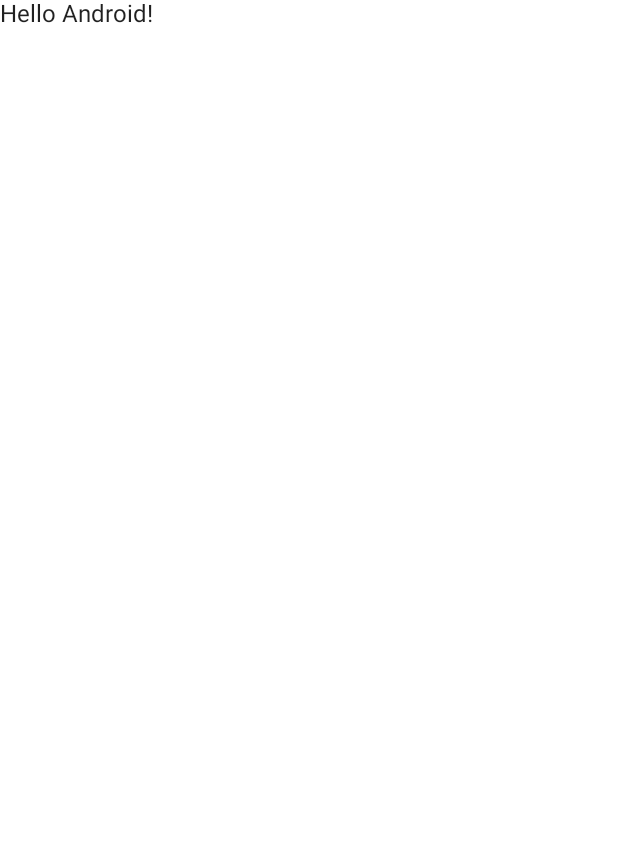
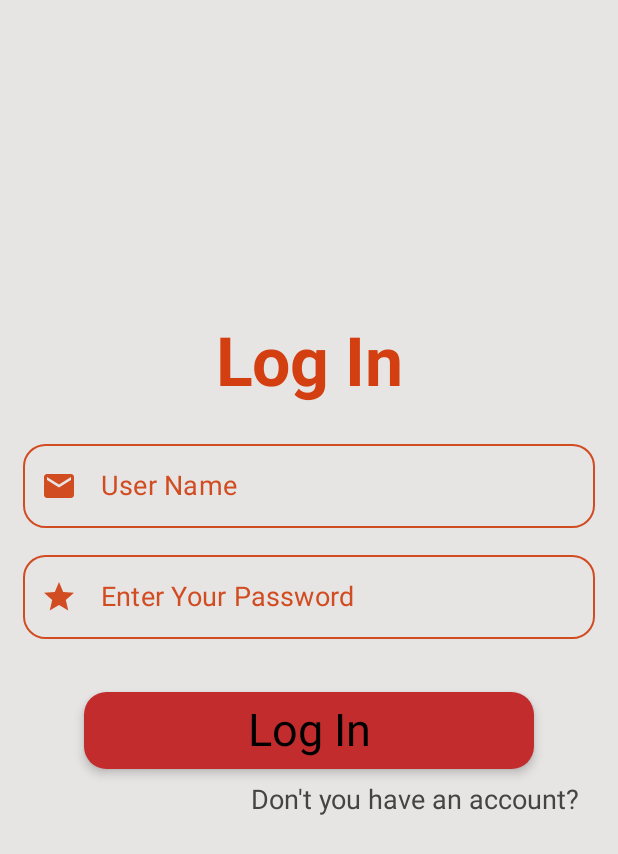
Before and after one commit to OnurAlan20/Chat-App-, an Android app built with Jetpack Compose: the screen it shows after launch (MainActivity), on a phone screen of 412 x 824 dp. Before the commit the part shown is almost empty. Shown: the top 854 px of the screen. Run offline under Robolectric (Android 15) with nearby library versions, the phone set to English and light mode, and no system bars.

```diff
--- a/app/src/main/AndroidManifest.xml
+++ b/app/src/main/AndroidManifest.xml
@@ -2,7 +2,12 @@
 <manifest xmlns:android="http://schemas.android.com/apk/res/android"
     xmlns:tools="http://schemas.android.com/tools">
 
+    <uses-permission android:name="android.permission.INTERNET"/>
+    <uses-permission android:name="android.permission.ACCESS_WIFI_STATE"/>
+    <uses-permission android:name="android.permission.ACCESS_WIFI_STATE"/>
+
     <application
+        android:usesCleartextTraffic="true"
         android:allowBackup="true"
         android:dataExtractionRules="@xml/data_extraction_rules"
         android:fullBackupContent="@xml/backup_rules"
--- a/app/src/main/java/com/monuralan/chatapp/MainActivity.kt
+++ b/app/src/main/java/com/monuralan/chatapp/MainActivity.kt
@@ -10,34 +10,16 @@ import androidx.compose.material.Text
 import androidx.compose.runtime.Composable
 import androidx.compose.ui.Modifier
 import androidx.compose.ui.tooling.preview.Preview
+import androidx.navigation.compose.rememberNavController
+import com.monuralan.chatapp.navigation.Navigation
 import com.monuralan.chatapp.ui.theme.ChatAppTheme
 
 class MainActivity : ComponentActivity() {
     override fun onCreate(savedInstanceState: Bundle?) {
         super.onCreate(savedInstanceState)
+
         setContent {
-            ChatAppTheme {
-                // A surface container using the 'background' color from the theme
-                Surface(
-                    modifier = Modifier.fillMaxSize(),
-                    color = MaterialTheme.colors.background
-                ) {
-                    Greeting("Android")
-                }
-            }
+            Navigation()
         }
     }
 }
-
-@Composable
-fun Greeting(name: String) {
-    Text(text = "Hello $name!")
-}
-
-@Preview(showBackground = true)
-@Composable
-fun DefaultPreview() {
-    ChatAppTheme {
-        Greeting("Android")
-    }
-}
--- /dev/null
+++ b/app/src/main/java/com/monuralan/chatapp/navigation/Navigation.kt
@@ -0,0 +1,22 @@
+package com.monuralan.chatapp.navigation
+
+import androidx.compose.runtime.Composable
+import androidx.navigation.Navigation
+import androidx.navigation.compose.NavHost
+import androidx.navigation.compose.composable
+import androidx.navigation.compose.rememberNavController
+import com.monuralan.chatapp.screens.LoginScreen
+import com.monuralan.chatapp.screens.RegisterScreen
+
+@Composable
+fun Navigation(){
+    val navController = rememberNavController()
+    NavHost(navController = navController, startDestination = Screens.LoginScreen.route){
+        composable(route =Screens.LoginScreen.route ){
+            LoginScreen(navController=navController)
+        }
+        composable(route =Screens.RegisterScreen.route ){
+            RegisterScreen(navController=navController)
+        }
+    }
+}
--- /dev/null
+++ b/app/src/main/java/com/monuralan/chatapp/navigation/Screens.kt
@@ -0,0 +1,6 @@
+package com.monuralan.chatapp.navigation
+
+sealed class Screens(val route: String){
+    object LoginScreen: Screens("login_screen")
+    object RegisterScreen: Screens("register_screen")
+}
--- /dev/null
+++ b/app/src/main/java/com/monuralan/chatapp/network/DataModelLogin.kt
@@ -0,0 +1,6 @@
+package com.monuralan.chatapp.network
+
+class DataModelLogin {
+    lateinit var loginValue: String
+    lateinit var loginUID: String
+}
--- /dev/null
+++ b/app/src/main/java/com/monuralan/chatapp/network/RegisterResponse.kt
@@ -0,0 +1,5 @@
+package com.monuralan.chatapp.network
+
+data class RegisterResponse(var response: String){
+
+}
--- /dev/null
+++ b/app/src/main/java/com/monuralan/chatapp/screens/Chat.kt
@@ -0,0 +1 @@
+package com.monuralan.chatapp.screens
--- /dev/null
+++ b/app/src/main/java/com/monuralan/chatapp/screens/Login.kt
@@ -0,0 +1,99 @@
+package com.monuralan.chatapp.screens
+
+import androidx.compose.foundation.clickable
+import androidx.compose.foundation.layout.*
+import androidx.compose.foundation.shape.RoundedCornerShape
+import androidx.compose.material.*
+import androidx.compose.material.icons.Icons
+import androidx.compose.material.icons.filled.Email
+import androidx.compose.material.icons.filled.Star
+import androidx.compose.runtime.*
+import androidx.compose.ui.Alignment
+import androidx.compose.ui.Modifier
+import androidx.compose.ui.graphics.Color
+import androidx.compose.ui.text.TextStyle
+import androidx.compose.ui.text.font.FontWeight
+import androidx.compose.ui.tooling.preview.Preview
+import androidx.compose.ui.unit.dp
+import androidx.compose.ui.unit.sp
+import androidx.navigation.NavController
+import com.monuralan.chatapp.navigation.Screens
+
+
+@Composable
+fun LoginScreen(navController: NavController){
+
+    var userName by remember {
+        mutableStateOf("")
+    }
+    var password by remember {
+        mutableStateOf("")
+    }
+    Surface(modifier = Modifier.fillMaxSize(), color = Color(0xFFE7E4E4)) {
+        Column(modifier = Modifier
+            .fillMaxSize()
+            .padding(15.dp), horizontalAlignment = Alignment.CenterHorizontally) {
+            Spacer(modifier = Modifier.height(200.dp))
+            Text(text = "Log In", fontSize = 45.sp, style = TextStyle.Default, color = Color(0xFFD33F10), fontWeight = FontWeight.Bold )
+            Spacer(modifier = Modifier.height(20.dp))
+            OutlinedTextField(
+                shape = RoundedCornerShape(15.dp),
+                modifier = Modifier.fillMaxWidth(),
+                value = userName,
+                colors = TextFieldDefaults.outlinedTextFieldColors(unfocusedBorderColor = Color(
+                    0xFFD14C21
+                )
+                ),
+                leadingIcon = { Icon(imageVector = Icons.Default.Email, contentDescription = "emailIcon", tint = Color(0xFFD14C21)) },
+                onValueChange = {
+                    userName = it
+                },
+                label = { Text(text = "User Name", fontSize = 18.sp,color = Color(0xFFD14C21)) },
+                placeholder = { Text(text = "Enter your User Name",fontSize = 18.sp,color = Color(0xFFD14C21)) },
+            )
+            Spacer(modifier = Modifier.height(10.dp))
+            OutlinedTextField(
+                shape = RoundedCornerShape(15.dp),
+                modifier = Modifier.fillMaxWidth(),
+                value = password,
+                colors = TextFieldDefaults.outlinedTextFieldColors(unfocusedBorderColor = Color(0xFFD14C21)),
+                leadingIcon = { Icon(imageVector = Icons.Default.Star, contentDescription = "emailIcon", tint = Color(0xFFD14C21)) },
+                onValueChange = {
+                    password = it
+                },
+                label = { Text(text = "Enter Your Password", fontSize = 18.sp,color = Color(0xFFD14C21)) },
+                placeholder = { Text(text = "Enter Your Password",fontSize = 18.sp,color = Color(0xFFD14C21)) },
+            )
+            Spacer(modifier = Modifier.height(35.dp))
+            Button(
+                onClick = { /*TODO*/ },
+                modifier = Modifier.width(300.dp),
+                elevation = ButtonDefaults.elevation(4.dp),
+                colors = ButtonDefaults.outlinedButtonColors(Color(0xFFC22C2C)),
+                shape = RoundedCornerShape(15.dp),
+
+
+                ) {
+                Text(text = "Log In",fontSize = 30.sp, style = TextStyle.Default, color = Color.Black)
+            }
+            Spacer(modifier = Modifier.height(10.dp))
+            Row(Modifier.fillMaxWidth(), horizontalArrangement = Arrangement.End) {
+                Text(text = "Don't you have an account?",
+                    style = TextStyle.Default, color = Color.DarkGray,
+                    fontSize = 18.sp,
+
+                    modifier = Modifier.padding(end = 10.dp).clickable {
+                        navController.navigate(Screens.RegisterScreen.route)
+                    })
+            }
+        }
+
+    }
+
+}
+
+@Preview(showSystemUi = true)
+@Composable
+fun trying(){
+
+}
```
Also changed, not shown: app/build.gradle (+11 -0 lines), app/src/main/java/com/monuralan/chatapp/network/DataModelRegister.kt (added, +19 -0 lines), app/src/main/java/com/monuralan/chatapp/network/RetrofitAPI.kt (added, +11 -0 lines), app/src/main/java/com/monuralan/chatapp/screens/Register.kt (added, +186 -0 lines).
